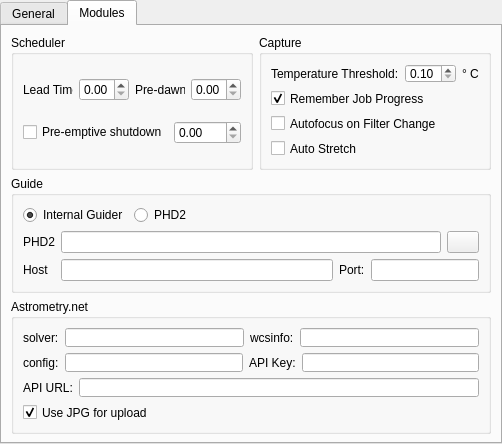
Old version of the form kstars/ekos/opsekos.ui in the repository KDE/kstars.
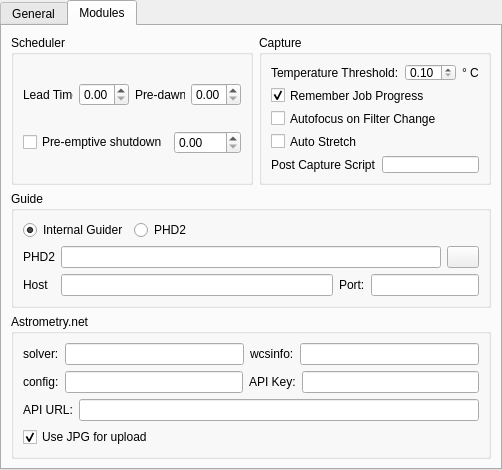
New version of the form.

Commit message: Add temporary post capture script

```diff
--- a/kstars/ekos/opsekos.ui
+++ b/kstars/ekos/opsekos.ui
@@ -7,7 +7,7 @@
     <x>0</x>
     <y>0</y>
     <width>502</width>
-    <height>444</height>
+    <height>470</height>
    </rect>
   </property>
   <property name="windowTitle">
@@ -84,7 +84,7 @@
    <attribute name="title">
     <string>Modules</string>
    </attribute>
-   <layout class="QVBoxLayout" name="verticalLayout_8">
+   <layout class="QVBoxLayout" name="verticalLayout_5">
     <item>
      <layout class="QHBoxLayout" name="horizontalLayout_9">
       <item>
@@ -152,7 +152,7 @@
         <property name="title">
          <string>Capture</string>
         </property>
-        <layout class="QVBoxLayout" name="verticalLayout_5">
+        <layout class="QVBoxLayout" name="verticalLayout_4">
          <item>
           <layout class="QHBoxLayout" name="horizontalLayout_3">
            <item>
@@ -240,6 +240,20 @@
            </property>
           </widget>
          </item>
+         <item>
+          <layout class="QHBoxLayout" name="horizontalLayout_11">
+           <item>
+            <widget class="QLabel" name="label_4">
+             <property name="text">
+              <string>Post Capture Script</string>
+             </property>
+            </widget>
+           </item>
+           <item>
+            <widget class="QLineEdit" name="kcfg_PostCaptureScript"/>
+           </item>
+          </layout>
+         </item>
         </layout>
        </widget>
       </item>
```
The commit also changes 3 other files.
